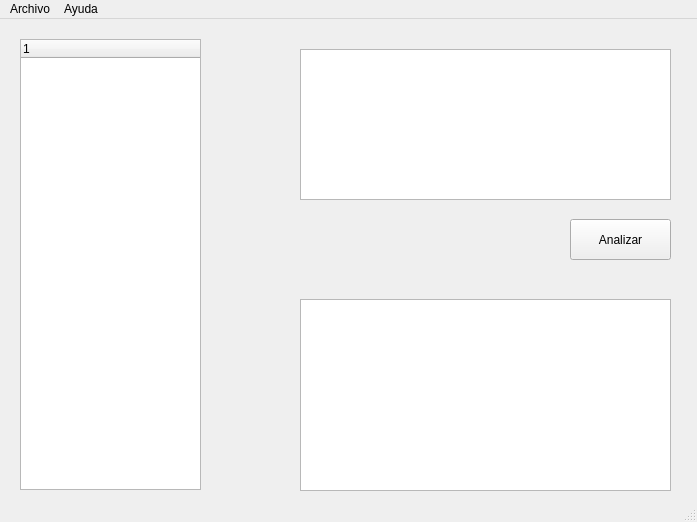
First picture: the form in interfaz/interfazQT.ui, repository LFTPadilla/compilador, before the edit.
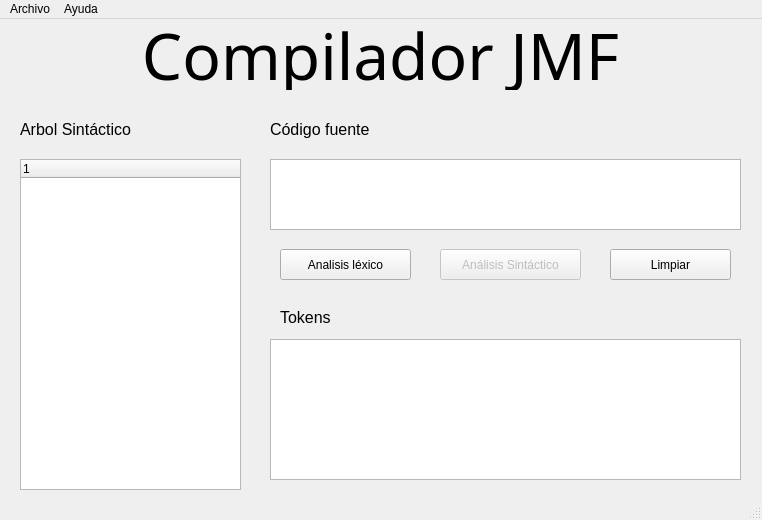
Second picture: the form after the edit.

Commit message:
Mejoras en la Interfaz
Se agregaron los botones de limpiar ventanas y analisis sintactico.

Patch:
```diff
--- a/interfaz/interfazQT.ui
+++ b/interfaz/interfazQT.ui
@@ -2,12 +2,15 @@
 <ui version="4.0">
  <class>MainWindow</class>
  <widget class="QMainWindow" name="MainWindow">
+  <property name="enabled">
+   <bool>true</bool>
+  </property>
   <property name="geometry">
    <rect>
     <x>0</x>
     <y>0</y>
-    <width>697</width>
-    <height>522</height>
+    <width>762</width>
+    <height>520</height>
    </rect>
   </property>
   <property name="windowTitle">
@@ -17,36 +20,39 @@
    <string notr="true"/>
   </property>
   <widget class="QWidget" name="centralwidget">
-   <widget class="QPushButton" name="btnAnalizar">
+   <widget class="QPushButton" name="btnAnalisisLexico">
+    <property name="enabled">
+     <bool>true</bool>
+    </property>
     <property name="geometry">
      <rect>
-      <x>570</x>
-      <y>200</y>
-      <width>101</width>
-      <height>41</height>
+      <x>280</x>
+      <y>230</y>
+      <width>131</width>
+      <height>31</height>
      </rect>
     </property>
     <property name="text">
-     <string>Analizar</string>
+     <string>Analisis léxico</string>
     </property>
    </widget>
    <widget class="QPlainTextEdit" name="txtCodigo">
     <property name="geometry">
      <rect>
-      <x>300</x>
-      <y>30</y>
-      <width>371</width>
-      <height>151</height>
+      <x>270</x>
+      <y>140</y>
+      <width>471</width>
+      <height>71</height>
      </rect>
     </property>
    </widget>
    <widget class="QListWidget" name="listViewTokens">
     <property name="geometry">
      <rect>
-      <x>300</x>
-      <y>280</y>
-      <width>371</width>
-      <height>192</height>
+      <x>270</x>
+      <y>320</y>
+      <width>471</width>
+      <height>141</height>
      </rect>
     </property>
    </widget>
@@ -54,9 +60,9 @@
     <property name="geometry">
      <rect>
       <x>20</x>
-      <y>20</y>
-      <width>181</width>
-      <height>451</height>
+      <y>140</y>
+      <width>221</width>
+      <height>331</height>
      </rect>
     </property>
     <column>
@@ -65,13 +71,128 @@
      </property>
     </column>
    </widget>
+   <widget class="QLabel" name="label">
+    <property name="geometry">
+     <rect>
+      <x>280</x>
+      <y>290</y>
+      <width>71</width>
+      <height>16</height>
+     </rect>
+    </property>
+    <property name="font">
+     <font>
+      <pointsize>12</pointsize>
+     </font>
+    </property>
+    <property name="text">
+     <string>Tokens</string>
+    </property>
+   </widget>
+   <widget class="QLabel" name="label_2">
+    <property name="geometry">
+     <rect>
+      <x>270</x>
+      <y>100</y>
+      <width>111</width>
+      <height>21</height>
+     </rect>
+    </property>
+    <property name="font">
+     <font>
+      <pointsize>12</pointsize>
+     </font>
+    </property>
+    <property name="text">
+     <string>Código fuente</string>
+    </property>
+   </widget>
+   <widget class="QLabel" name="label_3">
+    <property name="geometry">
+     <rect>
+      <x>20</x>
+      <y>0</y>
+      <width>721</width>
+      <height>71</height>
+     </rect>
+    </property>
+    <property name="font">
+     <font>
+      <family>Gabriola</family>
+      <pointsize>48</pointsize>
+      <italic>false</italic>
+     </font>
+    </property>
+    <property name="layoutDirection">
+     <enum>Qt::LeftToRight</enum>
+    </property>
+    <property name="autoFillBackground">
+     <bool>false</bool>
+    </property>
+    <property name="text">
+     <string>Compilador JMF</string>
+    </property>
+    <property name="alignment">
+     <set>Qt::AlignCenter</set>
+    </property>
+   </widget>
+   <widget class="QLabel" name="label_4">
+    <property name="geometry">
+     <rect>
+      <x>20</x>
+      <y>100</y>
+      <width>141</width>
+      <height>21</height>
+     </rect>
+    </property>
+    <property name="font">
+     <font>
+      <pointsize>12</pointsize>
+     </font>
+    </property>
+    <property name="text">
+     <string>Arbol Sintáctico</string>
+    </property>
+   </widget>
+   <widget class="QPushButton" name="btnAnalisisSintactico">
+    <property name="enabled">
+     <bool>false</bool>
+    </property>
+    <property name="geometry">
+     <rect>
+      <x>440</x>
+      <y>230</y>
+      <width>141</width>
+      <height>31</height>
+     </rect>
+    </property>
+    <property name="text">
+     <string>Análisis Sintáctico</string>
+    </property>
+    <property name="checkable">
+     <bool>false</bool>
+    </property>
+   </widget>
+   <widget class="QPushButton" name="btnLimpiar">
+    <property name="geometry">
+     <rect>
+      <x>610</x>
+      <y>230</y>
+      <width>121</width>
+      <height>31</height>
+     </rect>
+    </property>
+    <property name="text">
+     <string>Limpiar</string>
+    </property>
+   </widget>
   </widget>
   <widget class="QMenuBar" name="menubar">
    <property name="geometry">
     <rect>
      <x>0</x>
      <y>0</y>
-     <width>697</width>
+     <width>762</width>
      <height>21</height>
     </rect>
    </property>
```
Left out of the diff: 2 changed lines with no effect on the pictures. The commit also changes 3 other files.
